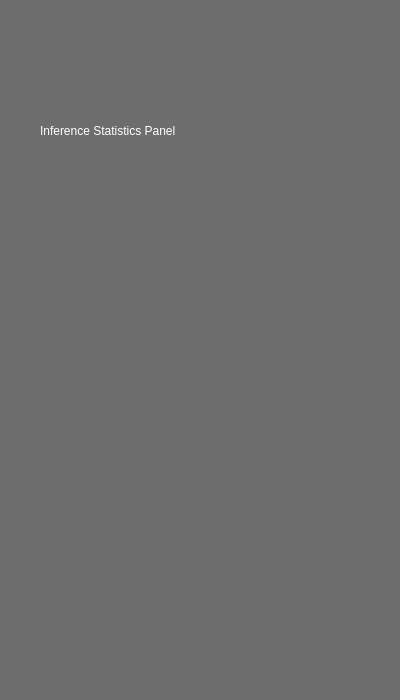
Above: utils/annInferenceApp/inference_panel.ui from GPUOpen-ProfessionalCompute-Libraries/amdovx-modules before the change. Below: the same form after it.
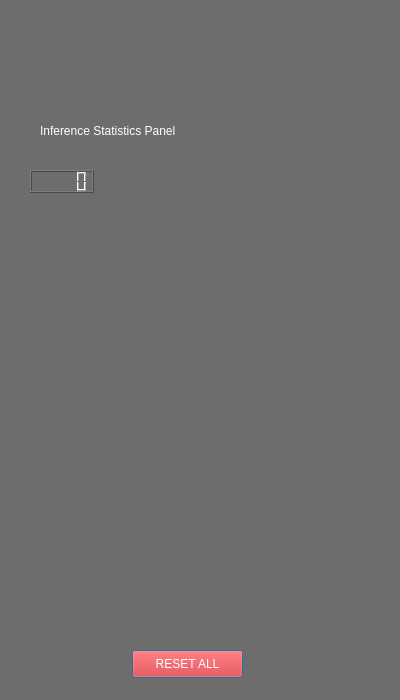
That is the form after the change. Icons and pictures are not drawn.

Diff of the .ui file:
```diff
--- a/utils/annInferenceApp/inference_panel.ui
+++ b/utils/annInferenceApp/inference_panel.ui
@@ -55,6 +55,34 @@
     <pixmap resource="resources.qrc">:/images/display_panel_logo.png</pixmap>
    </property>
   </widget>
+  <widget class="QPushButton" name="pushButton">
+   <property name="geometry">
+    <rect>
+     <x>132</x>
+     <y>650</y>
+     <width>111</width>
+     <height>28</height>
+    </rect>
+   </property>
+   <property name="styleSheet">
+    <string notr="true">background-color: rgb(255, 0, 0);
+color: rgb(255, 255, 255);
+font: 75 10pt &quot;Georgia&quot;;</string>
+   </property>
+   <property name="text">
+    <string>RESET ALL</string>
+   </property>
+  </widget>
+  <widget class="QLCDNumber" name="lcdNumber">
+   <property name="geometry">
+    <rect>
+     <x>30</x>
+     <y>170</y>
+     <width>64</width>
+     <height>23</height>
+    </rect>
+   </property>
+  </widget>
   <zorder>logo_label</zorder>
   <zorder>header_label</zorder>
  </widget>
```
Left out of the diff: 2 changed lines with no effect on the pictures.
